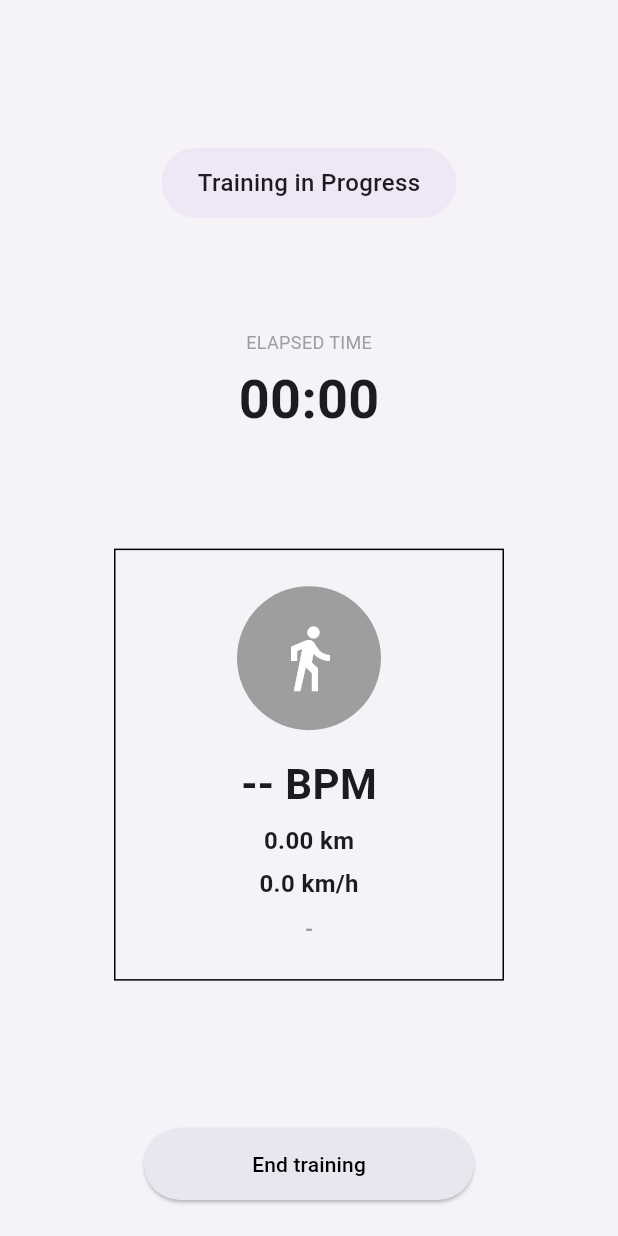
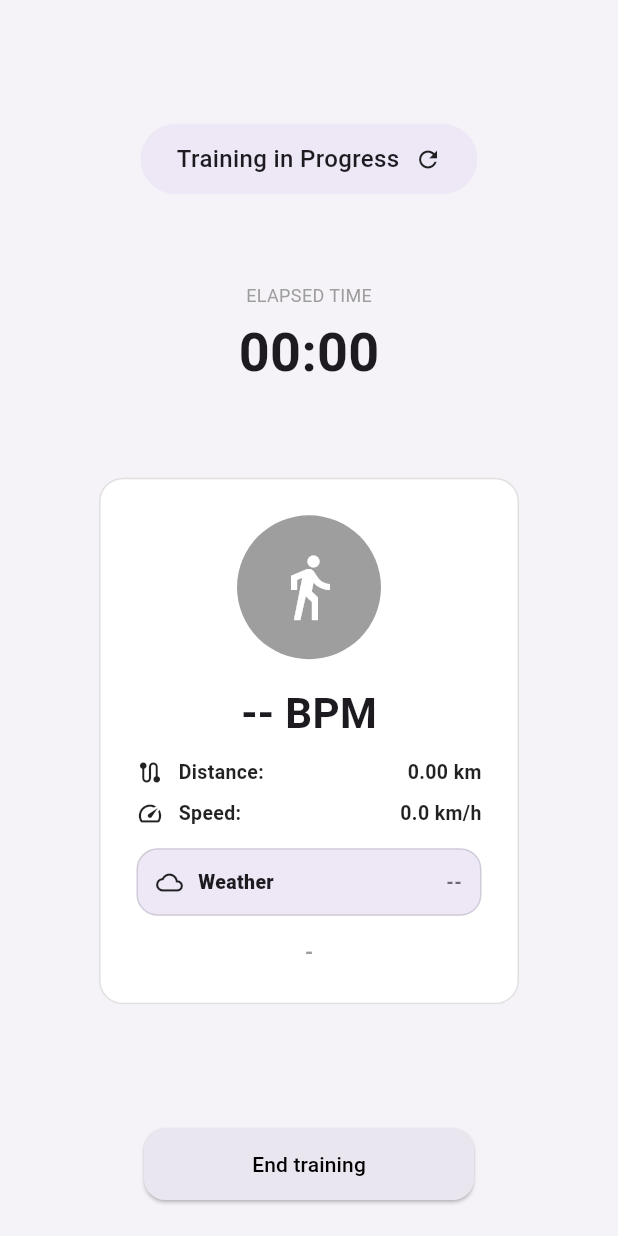
Before and after one commit to dudkrag/TrainZone---Group-6, a Flutter app: the HomePage screen opened by its route, after a tap on "Connect", after a tap on "Start training", on a phone screen of 412 x 824 dp. Run offline on Flutter 3.47's test engine with Material 3 defaults, Android fonts, the phone set to English and light mode, and no system bars; our stand-ins replace geolocator, shared_preferences, vibration; missing offline and left inert: movesense_plus; accounts and stored records are empty.

Commit message:
weather model

```diff
--- a/footballtracking_app/lib/main.dart
+++ b/footballtracking_app/lib/main.dart
@@ -1,25 +1,32 @@
 import 'package:flutter/material.dart';
 import 'model/app_model.dart';
 import 'model/gps_model.dart';
+import 'model/training_repository.dart';
 import 'view/welcome_page.dart';
 import 'view/home_page.dart';
 import 'view/coach_home_page.dart';
 import 'viewmodel/home_viewmodel.dart';
 import 'viewmodel/coach_viewmodel.dart';
 
+Future<void> main() async {
+  WidgetsFlutterBinding.ensureInitialized();
 
-void main() {
-  runApp(const MyApp());
+  final TrainingRepository repository = TrainingRepository();
+  await repository.load();
+
+  runApp(MyApp(repository: repository));
 }
 
 class MyApp extends StatelessWidget {
-  const MyApp({Key? key}) : super(key: key);
+  final TrainingRepository repository;
+
+  const MyApp({
+    Key? key,
+    required this.repository,
+  }) : super(key: key);
 
   @override
   Widget build(BuildContext context) {
-    final TrainingRepository repository = TrainingRepository();
-
-    //example of user      - REMEMBER TO CHANGE HEREEEEEEE
     final MovesenseManager movesenseManager = MovesenseManager();
     final GpsModel gpsModel = GpsModel();
 
@@ -27,6 +34,7 @@ class MyApp extends StatelessWidget {
       id: 'coach1',
       name: 'Coach Ana',
     );
+
     final List<Player> allPlayers = [
       Player(
         id: 'player1',
@@ -48,11 +56,8 @@ class MyApp extends StatelessWidget {
       ),
     ];
 
-
     final Player currentPlayer = allPlayers.first;
 
-
-         //should i move to viewmodel?
     final HomeViewModel homeViewModel = HomeViewModel(
       player: currentPlayer,
       movesense: movesenseManager,
@@ -65,7 +70,6 @@ class MyApp extends StatelessWidget {
       repository: repository,
     );
 
-
     return MaterialApp(
       debugShowCheckedModeBanner: false,
       title: 'TrainZone',
@@ -74,22 +78,15 @@ class MyApp extends StatelessWidget {
         scaffoldBackgroundColor: Colors.white,
       ),
       initialRoute: '/',
-
-
       routes: {
         '/': (context) => WelcomePage(
               homeViewModel: homeViewModel,
               coachViewModel: coachViewModel,
             ),
-
-
         '/home': (context) => HomePage(
               viewModel: homeViewModel,
-              // NOTE: HomePage will create TrainingViewModel; we pass gps via constructor below
               gpsModel: gpsModel,
             ),
-
-
         '/coach': (context) => CoachHomePage(
               viewModel: coachViewModel,
             ),
--- a/footballtracking_app/lib/model/app_model.dart
+++ b/footballtracking_app/lib/model/app_model.dart
@@ -1,6 +1,6 @@
+import 'weather_model.dart';
 import 'dart:async';
 import 'package:movesense_plus/movesense_plus.dart';
-
 
 class Player {
   final String id;
@@ -44,7 +44,6 @@ class Coach {
   });
 }
 
-
 enum TrainingZone {
   low,
   ideal,
@@ -56,7 +55,7 @@ class TrainingLogic {
 
   TrainingLogic({required this.player});
 
-  int get maxHr => 220 - player.age;  ///look
+  int get maxHr => 220 - player.age;
 
   TrainingZone calculateZone(int hr) {
     final double percent = hr / maxHr;
@@ -71,7 +70,6 @@ class TrainingLogic {
   }
 }
 
-
 class TrainingSession {
   final String playerId;
   final double avgHr;
@@ -82,10 +80,12 @@ class TrainingSession {
   /// GPS distance in meters (optional)
   final double? distanceMeters;
 
-  /// NEW: speed metrics (optional)
-  /// Stored as meters/second for consistency
+  /// Speed metrics (optional) stored as meters/second
   final double? avgSpeedMps;
   final double? maxSpeedMps;
+
+  /// Weather (optional)
+  final WeatherData? weather;
 
   TrainingSession({
     required this.playerId,
@@ -96,6 +96,7 @@ class TrainingSession {
     this.distanceMeters,
     this.avgSpeedMps,
     this.maxSpeedMps,
+    this.weather,
   });
 
   /// Convenience getters for UI
@@ -104,27 +105,46 @@ class TrainingSession {
 
   double? get avgSpeedKmh => avgSpeedMps == null ? null : avgSpeedMps! * 3.6;
   double? get maxSpeedKmh => maxSpeedMps == null ? null : maxSpeedMps! * 3.6;
+
+  String get weatherText {
+    if (weather == null) return '--';
+    return '${weather!.temperatureC.toStringAsFixed(1)}°C, '
+        '${weather!.windSpeedMps.toStringAsFixed(1)} m/s';
+  }
+
+  /// JSON (optional – for saving sessions)
+  Map<String, dynamic> toJson() => {
+        'playerId': playerId,
+        'avgHr': avgHr,
+        'durationMs': duration.inMilliseconds,
+        'dateIso': date.toIso8601String(),
+        'idealZonePercentage': idealZonePercentage,
+        'distanceMeters': distanceMeters,
+        'avgSpeedMps': avgSpeedMps,
+        'maxSpeedMps': maxSpeedMps,
+        'weather': weather?.toJson(),
+      };
+
+  factory TrainingSession.fromJson(Map<String, dynamic> json) => TrainingSession(
+        playerId: json['playerId'] as String,
+        avgHr: (json['avgHr'] as num).toDouble(),
+        duration: Duration(milliseconds: (json['durationMs'] as num).toInt()),
+        date: DateTime.parse(json['dateIso'] as String),
+        idealZonePercentage: (json['idealZonePercentage'] as num).toDouble(),
+        distanceMeters: (json['distanceMeters'] as num?)?.toDouble(),
+        avgSpeedMps: (json['avgSpeedMps'] as num?)?.toDouble(),
+        maxSpeedMps: (json['maxSpeedMps'] as num?)?.toDouble(),
+        weather: json['weather'] == null
+            ? null
+            : WeatherData.fromJson(json['weather'] as Map<String, dynamic>),
+      );
 }
 
-
-// "save" data training, change to DataManager when implementing database. obs: store.record(xxx.id:xx.toJson());
-class TrainingRepository {
-  final List<TrainingSession> _sessions = [];
-
-  void addSession(TrainingSession session) {
-    _sessions.add(session);
-  }
-
-  List<TrainingSession> getSessionsByPlayer(String playerId) {
-    return _sessions.where((s) => s.playerId == playerId).toList();
-  }
-}
-
-
-class MovesenseManager {            //Controller           - move to another file
-  static const String macAddress = '0C:8C:DC:1B:23:1F';   //change here if we use Amins Movesense
+class MovesenseManager {
+  static const String macAddress = '0C:8C:DC:1B:23:61'; // change if needed
   MovesenseDevice? _device;
   StreamSubscription<MovesenseHR>? _hrSub;
+
   String? batteryStatus;
   bool get isConnected => _device != null;
 
--- /dev/null
+++ b/footballtracking_app/lib/model/training_repository.dart
@@ -0,0 +1,77 @@
+import 'dart:convert';
+import 'package:shared_preferences/shared_preferences.dart';
+import 'app_model.dart';
+import 'weather_model.dart';
+
+class TrainingRepository {
+  static const String _storageKey = 'training_sessions_v1';
+
+  final List<TrainingSession> _sessions = [];
+
+  List<TrainingSession> get allSessions => List.unmodifiable(_sessions);
+
+  /// Load sessions from local storage (call once at app start)
+  Future<void> load() async {
+    final prefs = await SharedPreferences.getInstance();
+    final raw = prefs.getString(_storageKey);
+    if (raw == null || raw.isEmpty) return;
+
+    final List<dynamic> list = jsonDecode(raw);
+    _sessions
+      ..clear()
+      ..addAll(list.map((e) => _fromJson(e as Map<String, dynamic>)));
+  }
+
+  /// Add session + persist
+  Future<void> addSession(TrainingSession session) async {
+    _sessions.add(session);
+    await _save();
+  }
+
+  List<TrainingSession> getSessionsByPlayer(String playerId) {
+    return _sessions.where((s) => s.playerId == playerId).toList();
+  }
+
+  Future<void> _save() async {
+    final prefs = await SharedPreferences.getInstance();
+    final data = jsonEncode(_sessions.map(_toJson).toList());
+    await prefs.setString(_storageKey, data);
+  }
+
+  // =========================
+  // JSON helpers
+  // =========================
+  Map<String, dynamic> _toJson(TrainingSession s) => {
+        'playerId': s.playerId,
+        'avgHr': s.avgHr,
+        'durationMs': s.duration.inMilliseconds,
+        'dateIso': s.date.toIso8601String(),
+        'idealZonePercentage': s.idealZonePercentage,
+        'distanceMeters': s.distanceMeters,
+        'avgSpeedMps': s.avgSpeedMps,
+        'maxSpeedMps': s.maxSpeedMps,
+        'weather': s.weather?.toJson(),
+      };
+
+  TrainingSession _fromJson(Map<String, dynamic> json) => TrainingSession(
+        playerId: json['playerId'] as String,
+        avgHr: (json['avgHr'] as num).toDouble(),
+        duration: Duration(
+          milliseconds: (json['durationMs'] as num).toInt(),
+        ),
+        date: DateTime.parse(json['dateIso'] as String),
+        idealZonePercentage:
+            (json['idealZonePercentage'] as num).toDouble(),
+        distanceMeters:
+            (json['distanceMeters'] as num?)?.toDouble(),
+        avgSpeedMps:
+            (json['avgSpeedMps'] as num?)?.toDouble(),
+        maxSpeedMps:
+            (json['maxSpeedMps'] as num?)?.toDouble(),
+        weather: json['weather'] == null
+            ? null
+            : WeatherData.fromJson(
+                json['weather'] as Map<String, dynamic>,
+              ),
+      );
+}
--- /dev/null
+++ b/footballtracking_app/lib/model/weather_model.dart
@@ -0,0 +1,21 @@
+class WeatherData {
+  final double temperatureC;
+  final double windSpeedMps;
+
+  WeatherData({
+    required this.temperatureC,
+    required this.windSpeedMps,
+  });
+
+  Map<String, dynamic> toJson() => {
+        'temperatureC': temperatureC,
+        'windSpeedMps': windSpeedMps,
+      };
+
+  factory WeatherData.fromJson(Map<String, dynamic> json) {
+    return WeatherData(
+      temperatureC: (json['temperatureC'] as num).toDouble(),
+      windSpeedMps: (json['windSpeedMps'] as num).toDouble(),
+    );
+  }
+}
--- a/footballtracking_app/lib/view/home_page.dart
+++ b/footballtracking_app/lib/view/home_page.dart
@@ -28,6 +28,11 @@ class HomePage extends StatelessWidget {
           builder: (context, _) {
             final player = viewModel.player;
             final last = viewModel.lastSession;
+
+            // Weather values from last session (if any)
+            final w = last?.weather;
+            final tempText = (w == null) ? '--' : '${w.temperatureC.toStringAsFixed(1)}°C';
+            final windText = (w == null) ? '--' : '${w.windSpeedMps.toStringAsFixed(1)} m/s';
 
             return Padding(
               padding: const EdgeInsets.all(16),
@@ -151,6 +156,39 @@ class HomePage extends StatelessWidget {
                               value: last?.distanceKm == null ? '--' : last!.distanceKm!.toStringAsFixed(2),
                               label: 'km',
                             ),
+                            _Metric(
+                              value: last?.avgSpeedKmh == null ? '--' : last!.avgSpeedKmh!.toStringAsFixed(1),
+                              label: 'avg km/h',
+                            ),
+                          ],
+                        ),
+
+                        // WEATHER SECTION (nice)
+                        const SizedBox(height: 16),
+                        const Divider(height: 1),
+                        const SizedBox(height: 12),
+
+                        Row(
+                          children: const [
+                            Icon(Icons.cloud_outlined, size: 18, color: Colors.black87),
+                            SizedBox(width: 8),
+                            Text(
+                              'Weather',
+                              style: TextStyle(
+                                fontWeight: FontWeight.w700,
+                                fontSize: 14,
+                              ),
+                            ),
+                          ],
+                        ),
+
+                        const SizedBox(height: 10),
+
+                        Row(
+                          mainAxisAlignment: MainAxisAlignment.spaceAround,
+                          children: [
+                            _Metric(value: tempText, label: 'Temp'),
+                            _Metric(value: windText, label: 'Wind'),
                           ],
                         ),
                       ],
@@ -251,10 +289,6 @@ class HomePage extends StatelessWidget {
   }
 }
 
-/// =====================
-/// REUSABLE WIDGETS
-/// =====================
-
 class _Card extends StatelessWidget {
   final Widget child;
 
--- a/footballtracking_app/lib/view/training_page.dart
+++ b/footballtracking_app/lib/view/training_page.dart
@@ -23,8 +23,6 @@ class _TrainingPageState extends State<TrainingPage> {
 
   @override
   void dispose() {
-    // If user navigates back without pressing End training,
-    // we stop streams to avoid leaks.
     if (widget.viewModel.isTraining) {
       widget.viewModel.stopTraining();
     }
@@ -40,6 +38,8 @@ class _TrainingPageState extends State<TrainingPage> {
           child: ListenableBuilder(
             listenable: widget.viewModel,
             builder: (context, _) {
+              final w = widget.viewModel.weather;
+
               return Column(
                 mainAxisAlignment: MainAxisAlignment.spaceBetween,
                 children: [
@@ -54,12 +54,19 @@ class _TrainingPageState extends State<TrainingPage> {
                       color: const Color(0xFFEDE7F6),
                       borderRadius: BorderRadius.circular(24),
                     ),
-                    child: const Text(
+                    child: Row(
+                      mainAxisSize: MainAxisSize.min,
+                      children: const [
+                        Text(
                           'Training in Progress',
                           style: TextStyle(
                             fontSize: 16,
                             fontWeight: FontWeight.w500,
                           ),
+                        ),
+                        SizedBox(width: 10),
+                        Icon(Icons.refresh, size: 18),
+                      ],
                     ),
                   ),
 
@@ -84,10 +91,12 @@ class _TrainingPageState extends State<TrainingPage> {
                   ),
 
                   Container(
-                    width: 260,
+                    width: 280,
                     padding: const EdgeInsets.all(24),
                     decoration: BoxDecoration(
-                      border: Border.all(color: Colors.black),
+                      border: Border.all(color: Colors.black12),
+                      borderRadius: BorderRadius.circular(16),
+                      color: Colors.white,
                     ),
                     child: Column(
                       children: [
@@ -108,32 +117,36 @@ class _TrainingPageState extends State<TrainingPage> {
                             fontWeight: FontWeight.bold,
                           ),
                         ),
-                        const SizedBox(height: 6),
+                        const SizedBox(height: 10),
 
-                        // NEW: Distance live
-                        Text(
-                          '${widget.viewModel.distanceKm.toStringAsFixed(2)} km',
-                          style: const TextStyle(
-                            fontSize: 16,
-                            fontWeight: FontWeight.w600,
+                        // Distance + speed as simple readable lines
+                        _SmallStatRow(
+                          label: 'Distance',
+                          value: '${widget.viewModel.distanceKm.toStringAsFixed(2)} km',
+                          icon: Icons.route,
                         ),
+                        const SizedBox(height: 8),
+                        _SmallStatRow(
+                          label: 'Speed',
+                          value: '${widget.viewModel.currentSpeedKmh.toStringAsFixed(1)} km/h',
+                          icon: Icons.speed,
                         ),
 
-                        const SizedBox(height: 6),
-                        Text(
-                          '${widget.viewModel.currentSpeedKmh.toStringAsFixed(1)} km/h',
-                          style: const TextStyle(
-                            fontSize: 16,
-                            fontWeight: FontWeight.w600,
-                          ),
+                        const SizedBox(height: 14),
+
+                        // WEATHER PILL (nice)
+                        _WeatherPill(
+                          tempC: w?.temperatureC,
+                          windMps: w?.windSpeedMps,
                         ),
 
-                        const SizedBox(height: 8),
+                        const SizedBox(height: 14),
                         Text(
                           widget.viewModel.zoneLabel.toUpperCase(),
                           style: TextStyle(
                             color: widget.viewModel.zoneColor,
-                            fontWeight: FontWeight.w600,
+                            fontWeight: FontWeight.w700,
+                            letterSpacing: 0.8,
                           ),
                         ),
                       ],
@@ -149,9 +162,13 @@ class _TrainingPageState extends State<TrainingPage> {
                           backgroundColor: const Color(0xFFEAE6F0),
                           foregroundColor: Colors.black,
                           padding: const EdgeInsets.symmetric(vertical: 14),
+                          shape: RoundedRectangleBorder(
+                            borderRadius: BorderRadius.circular(14),
                           ),
-                        onPressed: () {
-                          final session = widget.viewModel.stopTraining();
+                        ),
+                        onPressed: () async {
+                           final session = await widget.viewModel.stopTraining();
+
                            Navigator.pushReplacement(
                           context,
                           MaterialPageRoute(
@@ -159,6 +176,7 @@ class _TrainingPageState extends State<TrainingPage> {
                           ),
                         );
                       },
+
                         child: const Text('End training'),
                       ),
                     ),
@@ -172,3 +190,140 @@ class _TrainingPageState extends State<TrainingPage> {
     );
   }
 }
+
+class _SmallStatRow extends StatelessWidget {
+  final String label;
+  final String value;
+  final IconData icon;
+
+  const _SmallStatRow({
+    required this.label,
+    required this.value,
+    required this.icon,
+  });
+
+  @override
+  Widget build(BuildContext context) {
+    return Row(
+      children: [
+        Icon(icon, size: 18, color: Colors.black87),
+        const SizedBox(width: 10),
+        Text(
+          '$label:',
+          style: const TextStyle(
+            fontSize: 13,
+            fontWeight: FontWeight.w700,
+            color: Colors.black87,
+          ),
+        ),
+        const Spacer(),
+        Text(
+          value,
+          style: const TextStyle(
+            fontSize: 13,
+            fontWeight: FontWeight.w700,
+            color: Colors.black87,
+          ),
+        ),
+      ],
+    );
+  }
+}
+
+class _WeatherPill extends StatelessWidget {
+  final double? tempC;
+  final double? windMps;
+
+  const _WeatherPill({
+    required this.tempC,
+    required this.windMps,
+  });
+
+  @override
+  Widget build(BuildContext context) {
+    final hasData = tempC != null && windMps != null;
+
+    return Container(
+      width: double.infinity,
+      padding: const EdgeInsets.symmetric(horizontal: 12, vertical: 12),
+      decoration: BoxDecoration(
+        color: const Color(0xFFEDE7F6),
+        borderRadius: BorderRadius.circular(14),
+        border: Border.all(color: Colors.black12),
+      ),
+      child: Row(
+        children: [
+          const Icon(Icons.cloud_outlined, size: 18, color: Colors.black87),
+          const SizedBox(width: 10),
+          const Text(
+            'Weather',
+            style: TextStyle(
+              fontSize: 13,
+              fontWeight: FontWeight.w800,
+            ),
+          ),
+          const Spacer(),
+          if (!hasData)
+            const Text(
+              '--',
+              style: TextStyle(
+                fontSize: 13,
+                fontWeight: FontWeight.w700,
+                color: Colors.black54,
+              ),
+            )
+          else
+            Row(
+              children: [
+                _WeatherChip(
+                  icon: Icons.thermostat,
+                  text: '${tempC!.toStringAsFixed(1)}°C',
+                ),
+                const SizedBox(width: 8),
+                _WeatherChip(
+                  icon: Icons.air,
+                  text: '${windMps!.toStringAsFixed(1)} m/s',
+                ),
+              ],
+            ),
+        ],
+      ),
+    );
+  }
+}
+
+class _WeatherChip extends StatelessWidget {
+  final IconData icon;
+  final String text;
+
+  const _WeatherChip({
+    required this.icon,
+    required this.text,
+  });
+
+  @override
+  Widget build(BuildContext context) {
+    return Container(
+      padding: const EdgeInsets.symmetric(horizontal: 10, vertical: 7),
+      decoration: BoxDecoration(
+        color: Colors.white.withOpacity(0.85),
+        borderRadius: BorderRadius.circular(12),
+        border: Border.all(color: Colors.black12),
+      ),
+      child: Row(
+        children: [
+          Icon(icon, size: 16, color: Colors.black87),
+          const SizedBox(width: 6),
+          Text(
+            text,
+            style: const TextStyle(
+              fontSize: 12.5,
+              fontWeight: FontWeight.w800,
+              color: Colors.black87,
+            ),
+          ),
+        ],
+      ),
+    );
+  }
+}
--- a/footballtracking_app/lib/viewmodel/coach_viewmodel.dart
+++ b/footballtracking_app/lib/viewmodel/coach_viewmodel.dart
@@ -1,9 +1,10 @@
 import '../model/app_model.dart';
+import '../model/training_repository.dart';
 
 class CoachViewModel {
   final Coach coach;
   final List<Player> allPlayers;
-  final TrainingRepository repository; // 🔥 FALTAVA ISSO
+  final TrainingRepository repository;
 
   CoachViewModel({
     required this.coach,
@@ -12,23 +13,11 @@ class CoachViewModel {
   });
 
   List<TrainingSession> getAuthorizedSessions(Player player) {
-  if (!player.permissions.trainingHistory) {
-    return [];
+    if (!player.permissions.trainingHistory) return [];
+    return repository.getSessionsByPlayer(player.id);
   }
 
-  return repository.getSessionsByPlayer(player.id);
-
-
-}
-
-
-
-
-
-  /// Jogadores associados ao coach
   List<Player> get playersOfCoach {
-    return allPlayers
-        .where((p) => p.coachId == coach.id)
-        .toList();
+    return allPlayers.where((p) => p.coachId == coach.id).toList();
   }
 }
--- a/footballtracking_app/lib/viewmodel/history_viewmodel.dart
+++ b/footballtracking_app/lib/viewmodel/history_viewmodel.dart
@@ -1,5 +1,6 @@
 import 'package:flutter/material.dart';
 import '../model/app_model.dart';
+import '../model/training_repository.dart';
 
 class HistoryViewModel extends ChangeNotifier {
   final TrainingRepository repository;
@@ -10,7 +11,6 @@ class HistoryViewModel extends ChangeNotifier {
     required this.player,
   });
 
-  /// Lista de treinos do jogador
   List<TrainingSession> get history {
     return repository.getSessionsByPlayer(player.id);
   }
--- a/footballtracking_app/lib/viewmodel/training_viewmodel.dart
+++ b/footballtracking_app/lib/viewmodel/training_viewmodel.dart
@@ -1,9 +1,11 @@
 import 'package:flutter/material.dart';
+import 'package:vibration/vibration.dart';
 import '../model/app_model.dart';
-import 'package:vibration/vibration.dart';
 import '../model/gps_model.dart';
 import '../model/calculate_distance.dart';
 import '../model/speed_calculator.dart';
+import '../model/training_repository.dart';
+import '../model/weather_model.dart';
 
 class TrainingViewModel extends ChangeNotifier {
   final Player player;
@@ -38,9 +40,18 @@ class TrainingViewModel extends ChangeNotifier {
 
   // Ideal zone tracking
   Duration _totalTime = Duration.zero;
-  //ideal duration
   Duration _idealZoneTime = Duration.zero;
   DateTime? _lastSampleTime;
+
+  /// =========================
+  /// WEATHER
+  /// =========================
+  WeatherData? weather;
+
+  void setWeather({required double tempC, required double windMps}) {
+    weather = WeatherData(temperatureC: tempC, windSpeedMps: windMps);
+    notifyListeners();
+  }
 
   TrainingViewModel({
     required this.player,
@@ -53,8 +64,6 @@ class TrainingViewModel extends ChangeNotifier {
     speedCalculator = SpeedCalculator(gps: gps);
   }
 
-
-
   void startTraining() {
     _hrSamples.clear();
     _startTime = DateTime.now();
@@ -64,7 +73,6 @@ class TrainingViewModel extends ChangeNotifier {
 
     _totalTime = Duration.zero;
     _idealZoneTime = Duration.zero;
-
 
     // Reset metrics
     distanceCalculator.reset();
@@ -113,27 +121,23 @@ class TrainingViewModel extends ChangeNotifier {
     });
   }
 
-
   Future<void> _vibrateForZone(TrainingZone zone) async {
-  if (!await (Vibration.hasVibrator())) return;
+    if (!await (Vibration.hasVibrator() ?? Future.value(false))) return;
 
     switch (zone) {
       case TrainingZone.low:
-      Vibration.vibrate(duration: 2000);   // continuos vibration in 2s
+        Vibration.vibrate(duration: 2000);
         break;
-
       case TrainingZone.ideal:
-      Vibration.vibrate(duration: 600); // 1 kort vibration
+        Vibration.vibrate(duration: 600);
         break;
-
       case TrainingZone.high:
-      Vibration.vibrate(pattern: [0, 300, 200, 300, 200, 300]); // 3 multiples and kort vibrations
+        Vibration.vibrate(pattern: [0, 300, 200, 300, 200, 300]);
         break;
     }
   }
 
-
-  TrainingSession stopTraining() {
+  Future<TrainingSession> stopTraining() async {
     // Stop streams
     movesense.stopHrStream();
     distanceCalculator.stop();
@@ -157,17 +161,15 @@ class TrainingViewModel extends ChangeNotifier {
       distanceMeters: distanceCalculator.state.totalDistanceMeters,
       avgSpeedMps: speedCalculator.state.avgSpeedMps,
       maxSpeedMps: speedCalculator.state.maxSpeedMps,
+      weather: weather, // ✅ gemmer både temp + wind
     );
 
-    repository.addSession(lastSession!);
+    await repository.addSession(lastSession!);
     notifyListeners();
 
     return lastSession!;
   }
 
-
-
-  //timer
   String get elapsedTimeFormatted {
     if (_startTime == null) return '00:00';
 
@@ -182,8 +184,6 @@ class TrainingViewModel extends ChangeNotifier {
     return (_idealZoneTime.inMilliseconds / _totalTime.inMilliseconds) * 100;
   }
 
-
-  //ZONE visual info
   String get zoneLabel {
     switch (currentZone) {
       case TrainingZone.low:
@@ -206,7 +206,7 @@ class TrainingViewModel extends ChangeNotifier {
       case TrainingZone.high:
         return Colors.red;
       default:
-        return Colors.grey; // when the data isnt running yet, could mean the device is not connected or data is not beeing recorded
+        return Colors.grey;
     }
   }
 }
--- a/footballtracking_app/pubspec.yaml
+++ b/footballtracking_app/pubspec.yaml
@@ -38,6 +38,9 @@ dependencies:
   permission_handler: ^12.0.1
   vibration: ^3.1.3
   geolocator: ^10.1.0
+  shared_preferences: ^2.2.3
+  http: ^1.2.2
+
 
 dev_dependencies:
   flutter_test:
```
Also changed, not shown: footballtracking_app/lib/model/weather_service.dart (added, +45 -0 lines), footballtracking_app/lib/viewmodel/coach_player_viewmodel.dart (+42 -4 lines), footballtracking_app/lib/viewmodel/home_viewmodel.dart (+2 -5 lines), footballtracking_app/pubspec.lock, 2 other files. Lines whose indentation alone changed are shown as unchanged.
